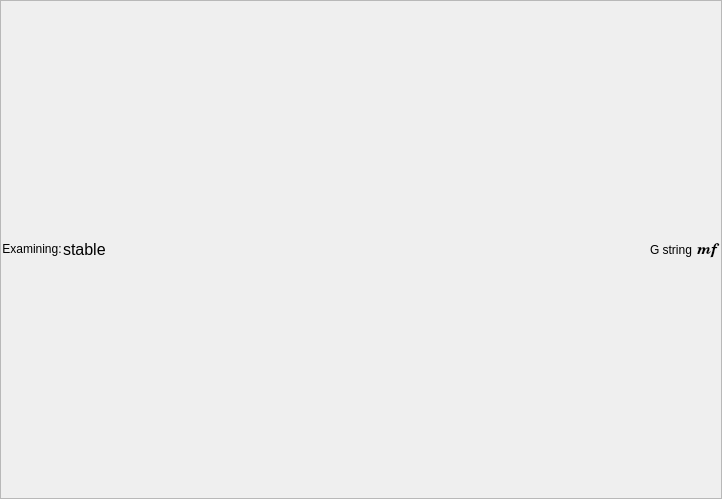
The window that python/examine_widget_gui.ui (gperciva/vivi) describes before a commit, drawn with Qt 5.
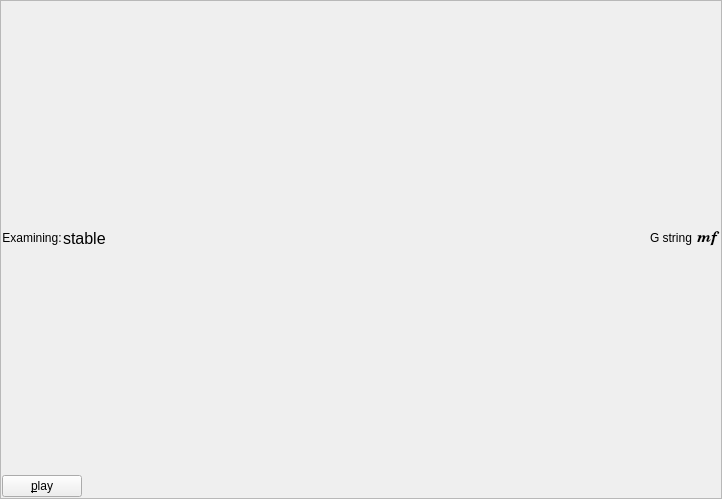
The same window after the commit.

Commit message: Add buttons to accuracy examine.

Patch:
```diff
--- a/python/examine_widget_gui.ui
+++ b/python/examine_widget_gui.ui
@@ -19,7 +19,7 @@
   <property name="frameShadow">
    <enum>QFrame::Raised</enum>
   </property>
-  <layout class="QVBoxLayout" name="verticalLayout" stretch="0">
+  <layout class="QVBoxLayout" name="verticalLayout" stretch="0,0">
    <property name="spacing">
     <number>1</number>
    </property>
@@ -99,6 +99,30 @@
      </item>
     </layout>
    </item>
+   <item>
+    <layout class="QHBoxLayout" name="examine_commands">
+     <item>
+      <widget class="QPushButton" name="button_play">
+       <property name="text">
+        <string>&amp;play</string>
+       </property>
+      </widget>
+     </item>
+     <item>
+      <spacer name="horizontalSpacer_2">
+       <property name="orientation">
+        <enum>Qt::Horizontal</enum>
+       </property>
+       <property name="sizeHint" stdset="0">
+        <size>
+         <width>40</width>
+         <height>20</height>
+        </size>
+       </property>
+      </spacer>
+     </item>
+    </layout>
+   </item>
   </layout>
  </widget>
  <resources/>
```
The commit also changes 2 other files.
